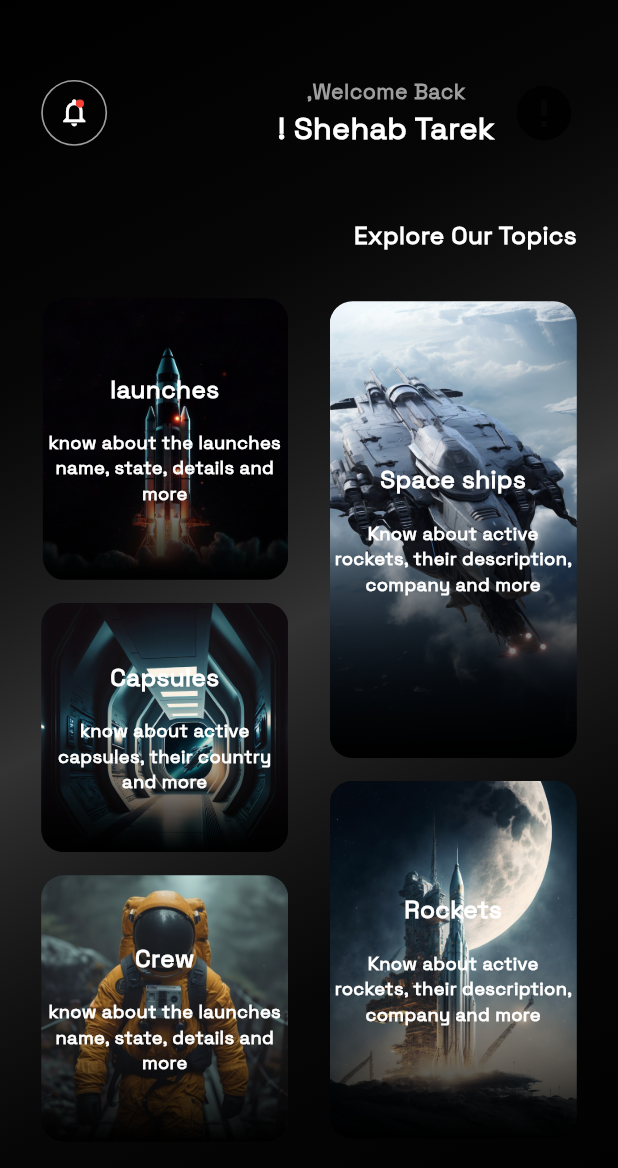
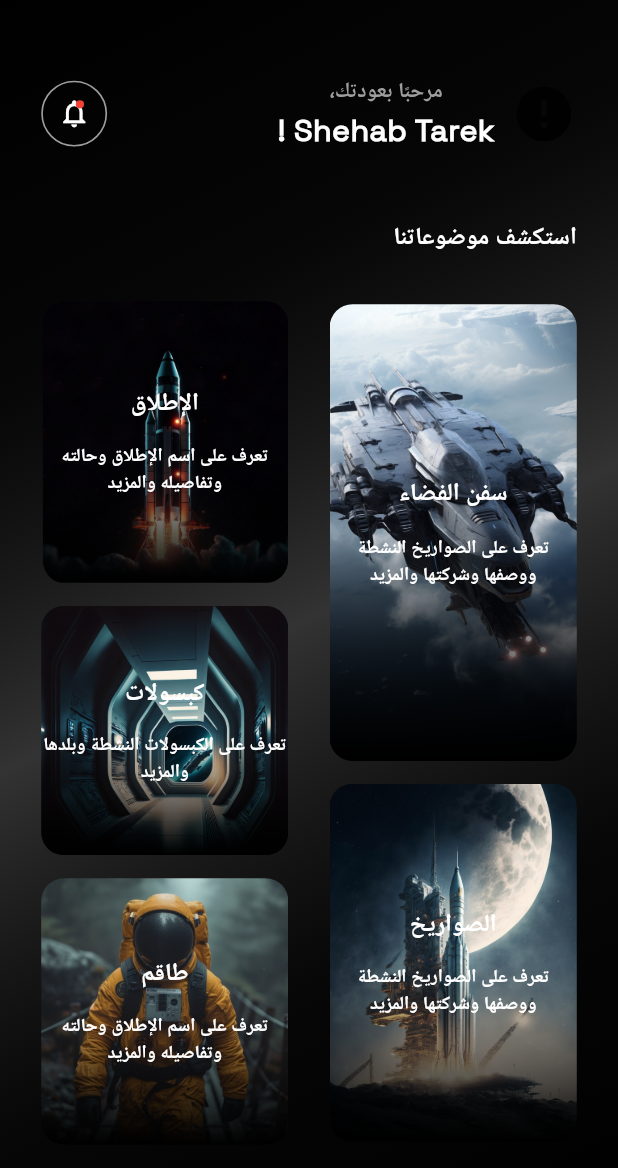
Before and after one commit to GalaxtXGate/GalaxtXGate, a Flutter app: the HomeScreen screen opened by its route, on a phone screen of 412 x 824 dp. Shown: the top 1168 px of the screen. Run offline on Flutter 3.47's test engine with Material 3 defaults, Android fonts, the light colour scheme and no system bars; drawn by our look-alikes of cached_network_image; our stand-ins replace connectivity_plus, dio, easy_localization, flutter_bloc, flutter_screenutil, flutter_spinkit and 3 more; accounts and stored records are empty; network calls fail; project files that could hold a hidden picture were left out.

Commit message:
translate sign in and sign up screen

```diff
--- a/assets/translations/ar.json
+++ b/assets/translations/ar.json
@@ -12,5 +12,24 @@
   "Sign Up With Facebook":  "اشترك عبر حساب فايسبوك",
   "Sign Up With Mail": "اشترك عبر حساب البريد",
   "Already have an account ?":"هل لديك حساب ؟",
-  "Sign In": "تسجبل دخول"
+  "Sign In": "تسجبل دخول",
+  "Welcome Back,":  "مرحبًا بعودتك،",
+  "Explore Our Topics": "استكشف موضوعاتنا",
+  "Space ships": "سفن الفضاء",
+  "Know about active rockets, their description, company and more":"تعرف على الصواريخ النشطة ووصفها وشركتها والمزيد",
+  "Rockets":"الصواريخ",
+  "launches":"الإطلاق",
+  "know about the launches name, state, details and more": "تعرف على اسم الإطلاق وحالته وتفاصيله والمزيد",
+  "Capsules": "كبسولات",
+  "know about active capsules, their country and more": "تعرف على الكبسولات النشطة وبلدها والمزيد",
+  "Crew": "طاقم",
+  "Sign Up":"تسجيل اشتراك",
+  "Create your account to continue exploring": "أنشئ حسابك لمواصلة الاستكشاف",
+  "Enter Your Email":"أدخل بريدك الإلكتروني",
+  "Enter Your Password":  "ادخل كلمة المرور",
+  "Confirm Password": "تأكيد كلمة المرور",
+  "Email": "البريد الالكترونى",
+  "Password": "كلمة المرور",
+  "Continue": "استمر",
+  "get back in to continue exploring": "الرجوع لمواصلة الاستكشاف"
 }
--- a/lib/core/utils/app_strings.dart
+++ b/lib/core/utils/app_strings.dart
@@ -20,4 +20,23 @@ class AppStrings {
   static const String signUpWithMail="Sign Up With Mail";
   static const String alreadyHaveAnAccount="Already have an account ?";
   static const String signIn="Sign In";
+  static const String welcomeBack="Welcome Back,";
+  static const String exploreOurTopics="Explore Our Topics";
+  static const String spaceShips="Space ships";
+  static const String knowAboutActiveRocketsTheirDescriptionCompany="Know about active rockets, their description, company and more";
+  static const String rockets="Rockets";
+  static const String launches="launches";
+  static const String knowAboutTheLaunchesNameStateDetails ="know about the launches name, state, details and more";
+  static const String capsules="Capsules";
+  static const String knowAboutActiveCapsulesTheirCountryAndMore= "know about active capsules, their country and more";
+  static const String crew="Crew";
+  static const String signUp="Sign Up";
+  static const String createYourAccountToContinueExploring="Create your account to continue exploring";
+  static const String enterYourEmail="Enter Your Email";
+  static const String enterYourPassword="Enter Your Password";
+  static const String confirmPassword="Confirm Password";
+  static const String email="Email";
+  static const String password="Password";
+  static const String continueSign="Continue";
+  static const String getBackInToContinueExploring="get back in to continue exploring";
 }
--- a/lib/core/widgets/continue_button.dart
+++ b/lib/core/widgets/continue_button.dart
@@ -1,7 +1,9 @@
+import 'package:easy_localization/easy_localization.dart';
 import 'package:flutter/material.dart';
 import 'package:flutter/widgets.dart';
 import 'package:galaxyxgate/core/themes/app_colors.dart';
 import 'package:galaxyxgate/core/themes/text_styles.dart';
+import 'package:galaxyxgate/core/utils/app_strings.dart';
 
 class CustomGradientButton extends StatelessWidget {
   const CustomGradientButton({super.key, required this.onPressed});
@@ -49,7 +51,7 @@ class CustomGradientButton extends StatelessWidget {
                     mainAxisAlignment: MainAxisAlignment.center,
                     children: [
                       Text(
-                        "Continue",
+                        AppStrings.continueSign.tr(),
                         style: TextStyles.font16White700w.copyWith(
                           fontWeight: FontWeight.w300,
                         ),
--- a/lib/features/auth_by_email/view/sign_up.dart
+++ b/lib/features/auth_by_email/view/sign_up.dart
@@ -21,7 +21,6 @@ class SignUp extends StatelessWidget {
               Center(
                 child: CustomGradientButton(
                   onPressed: () {
-
                     Navigator.pushReplacement(context, MaterialPageRoute(builder: (context)=>const SignIn()));                  },
                 ),
               ),
--- a/lib/features/home/view/home_screen.dart
+++ b/lib/features/home/view/home_screen.dart
@@ -1,3 +1,4 @@
+import 'package:easy_localization/easy_localization.dart';
 import 'package:flutter/material.dart';
 import 'package:flutter_screenutil/flutter_screenutil.dart';
 import 'package:galaxyxgate/core/themes/text_styles.dart';
@@ -5,6 +6,8 @@ import 'package:galaxyxgate/core/utils/app_images.dart';
 import 'package:galaxyxgate/core/widgets/gradient_gray_background.dart';
 import 'package:galaxyxgate/features/home/view/widgets/containers/category_container.dart';
 import 'package:galaxyxgate/features/home/view/widgets/rows/home_header_row.dart';
+
+import '../../../core/utils/app_strings.dart';
 
 class HomeScreen extends StatelessWidget {
   const HomeScreen({super.key});
@@ -29,7 +32,7 @@ class HomeScreen extends StatelessWidget {
             Row(
               children: [
                 Text(
-                  "Explore Our Topics",
+                  AppStrings. exploreOurTopics.tr(),
                   style: TextStyles.font16White700w,
                 ),
               ],
@@ -46,9 +49,9 @@ class HomeScreen extends StatelessWidget {
                       height: 300.h,
                       width: 150.w,
                       backgroundImg: AppImages.spaceShipsCategory,
-                      title: "Space ships",
+                      title:  AppStrings.spaceShips.tr(),
                       description:
-                          "Know about active rockets, their description, company and more",
+                          AppStrings.knowAboutActiveRocketsTheirDescriptionCompany.tr(),
                     ),
                     SizedBox(
                       height: 15.h,
@@ -58,9 +61,9 @@ class HomeScreen extends StatelessWidget {
                       height: 235.h,
                       width: 150.w,
                       backgroundImg: AppImages.rocketsCategory,
-                      title: "Rockets",
+                      title:  AppStrings.rockets.tr(),
                       description:
-                          "Know about active rockets, their description, company and more",
+                      AppStrings.knowAboutActiveRocketsTheirDescriptionCompany.tr(),
                     ),
                   ],
                 ),
@@ -72,9 +75,9 @@ class HomeScreen extends StatelessWidget {
                       height: 185.h,
                       width: 150.w,
                       backgroundImg: AppImages.launchesCategory,
-                      title: "launches",
-                      description:
-                          "know about the launches name, state, details and more",
+                      title: AppStrings.launches.tr(),
+                      description:AppStrings.knowAboutTheLaunchesNameStateDetails.tr(),
+
                     ),
                     SizedBox(
                       height: 15.h,
@@ -84,9 +87,9 @@ class HomeScreen extends StatelessWidget {
                       height: 164.h,
                       width: 150.w,
                       backgroundImg: AppImages.capsulesCategory,
-                      title: "Capsules",
-                      description:
-                          "know about active capsules, their country and more",
+                      title: AppStrings.capsules.tr(),
+                      description: AppStrings.knowAboutActiveCapsulesTheirCountryAndMore.tr(),
+
                     ),
                     SizedBox(
                       height: 15.h,
@@ -96,9 +99,9 @@ class HomeScreen extends StatelessWidget {
                       height: 175.h,
                       width: 150.w,
                       backgroundImg: AppImages.crewCategory,
-                      title: "Crew",
+                      title:  AppStrings.crew.tr(),
                       description:
-                          "know about the launches name, state, details and more",
+                      AppStrings.knowAboutTheLaunchesNameStateDetails.tr(),
                     ),
                   ],
                 ),
--- a/lib/features/home/view/widgets/wlecom_and_name.dart
+++ b/lib/features/home/view/widgets/wlecom_and_name.dart
@@ -1,5 +1,7 @@
+import 'package:easy_localization/easy_localization.dart';
 import 'package:flutter/material.dart';
 import 'package:galaxyxgate/core/themes/text_styles.dart';
+import 'package:galaxyxgate/core/utils/app_strings.dart';
 
 class WelcomAndName extends StatelessWidget {
   const WelcomAndName({
@@ -11,7 +13,7 @@ class WelcomAndName extends StatelessWidget {
     return Column(
       children: [
         Text(
-          "Welcome Back,",
+          AppStrings.welcomeBack.tr(),
           style: TextStyles.font14White700w.copyWith(
             color: Colors.grey,
           ),
```
Also changed, not shown: assets/translations/en.json (+20 -1 lines), lib/features/auth_by_email/view/widgets/sign_in_texts_and_fields.dart (+7 -6 lines), lib/features/auth_by_email/view/widgets/sign_up_texts_and_fields.dart (+11 -8 lines).
